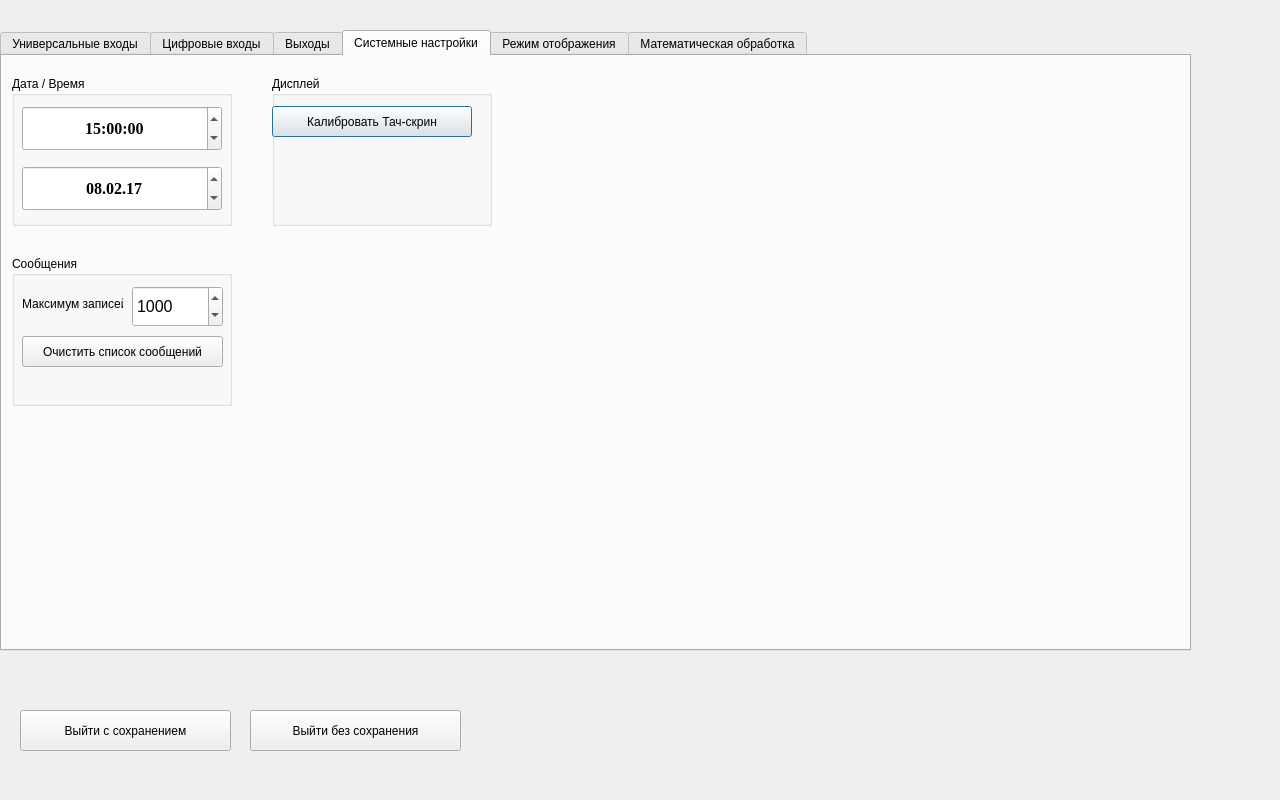
Old version of the form options.ui in the repository tomyqg/topaz-m.
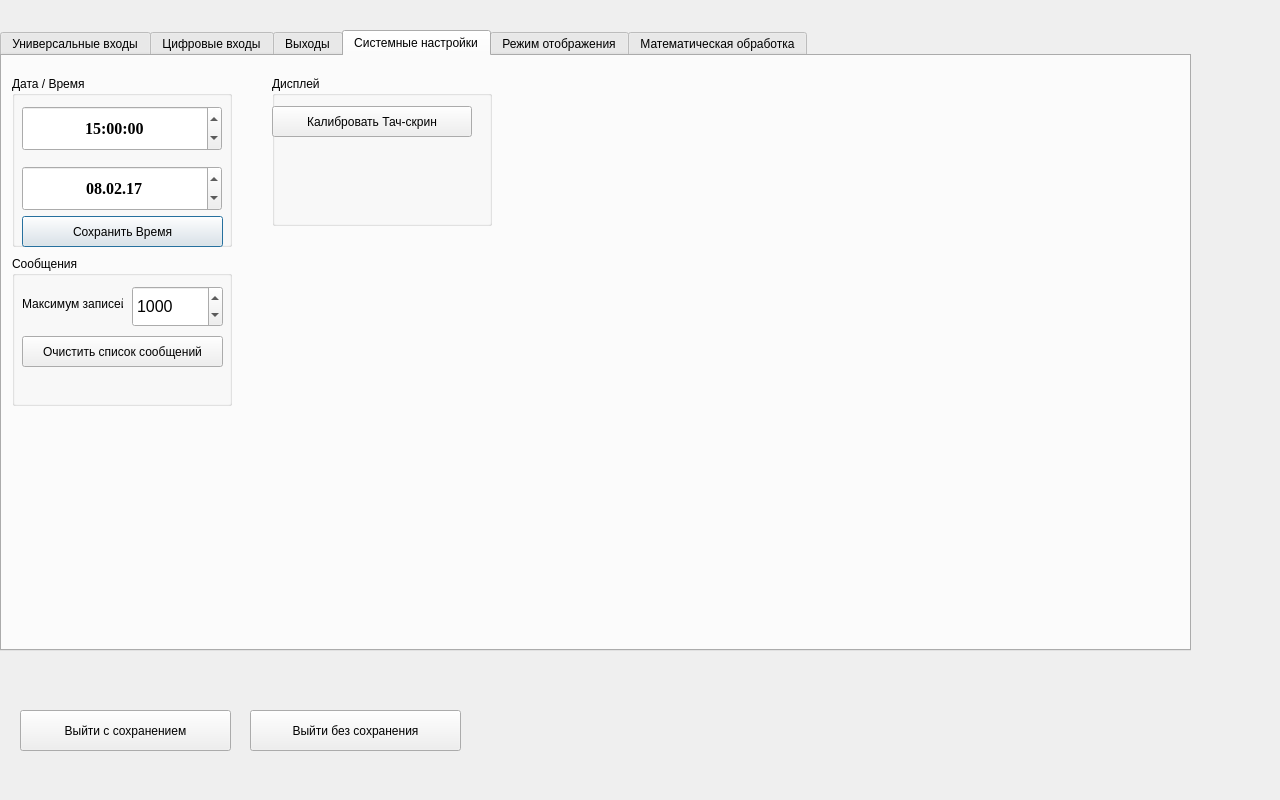
New version of the form. The open tabs and pages were chosen to show the change.

The edit to the form file:
```diff
--- a/options.ui
+++ b/options.ui
@@ -2933,7 +2933,7 @@
        <x>10</x>
        <y>20</y>
        <width>220</width>
-       <height>150</height>
+       <height>171</height>
       </rect>
      </property>
      <property name="title">
@@ -3041,6 +3041,19 @@
        </time>
       </property>
      </widget>
+     <widget class="QPushButton" name="pushButton_5">
+      <property name="geometry">
+       <rect>
+        <x>10</x>
+        <y>140</y>
+        <width>201</width>
+        <height>31</height>
+       </rect>
+      </property>
+      <property name="text">
+       <string>Сохранить Время</string>
+      </property>
+     </widget>
     </widget>
     <widget class="QGroupBox" name="groupBox_17">
      <property name="geometry">
```
Left out of the diff: 2 changed lines with no effect on the pictures.
